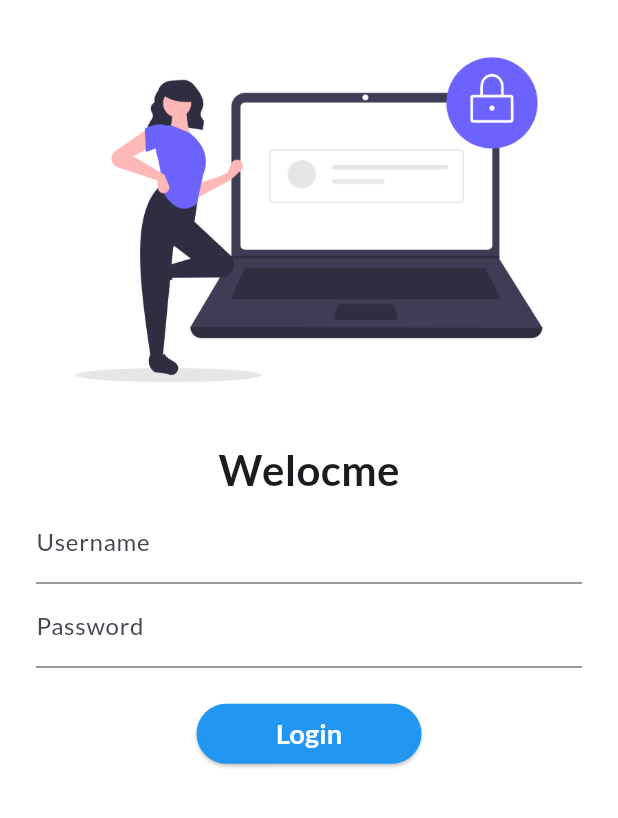
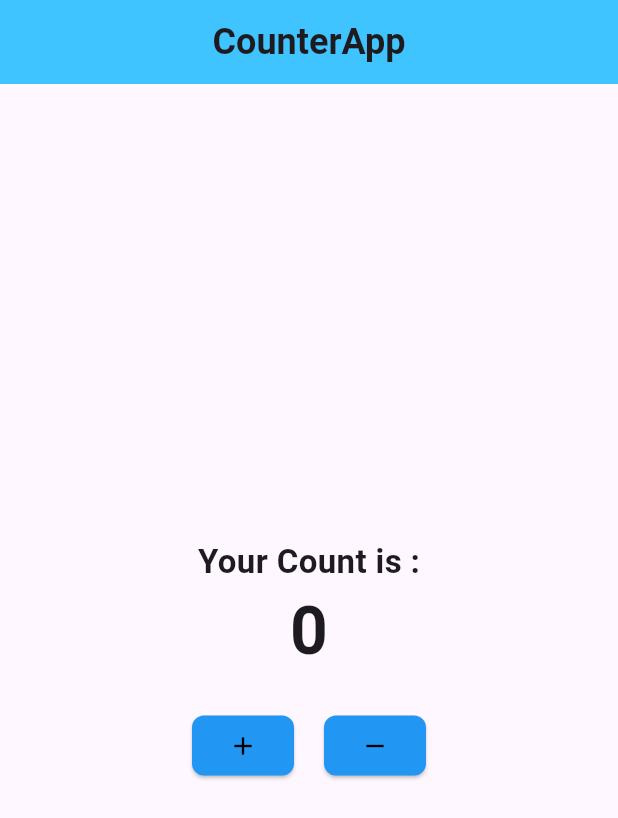
Before and after one commit to itmadityajoshi/Learning-F, a Flutter app: the screen it shows after launch, on a phone screen of 412 x 824 dp. Shown: the top 818 px of the screen. Run offline on Flutter 3.47's test engine with Material 3 defaults, Android fonts, the phone set to English and light mode, and no system bars; our stand-ins replace google_fonts.

Commit message:
create a counter app using statefull widgets

```diff
--- a/lib/main.dart
+++ b/lib/main.dart
@@ -1,7 +1,9 @@
 import 'package:flutter/material.dart';
 import 'package:google_fonts/google_fonts.dart';
 import 'package:my_app/screens/home_screen.dart';
+import 'package:my_app/screens/less_full.dart';
 import 'package:my_app/screens/login_Screen.dart';
+import 'package:my_app/utils/routes.dart';
 
 void main() {
   runApp( DemoApp());
@@ -19,10 +21,11 @@ class DemoApp extends StatelessWidget {
       theme: ThemeData(
         fontFamily: GoogleFonts.lato().fontFamily,
       ) ,
-      initialRoute: '/login',
+      initialRoute: '/state',
       routes: {
-        '/home' : (context)=> HomeScreen(),
-        '/login': (context)=> LoginScreen(),
+        MyRoutes.homeRoute : (context)=> HomeScreen(),
+        MyRoutes.loginRoute : (context)=> LoginScreen(),
+        MyRoutes.stlfull : (context) => MyApp(),
       }
     );
   }
--- /dev/null
+++ b/lib/screens/less_full.dart
@@ -0,0 +1,117 @@
+
+import 'package:flutter/material.dart';
+
+class MyApp extends StatelessWidget {
+  const MyApp({super.key});
+
+  @override
+  Widget build(BuildContext context) {
+    return MaterialApp(
+      debugShowCheckedModeBanner: false,
+      home: Counter(),
+    );
+  }
+}
+
+
+
+class Counter extends StatefulWidget {
+  const Counter({super.key});
+
+
+  @override
+  State<Counter> createState() => _CounterState();
+}
+
+class _CounterState extends State<Counter> {
+
+  int _count = 0;
+
+  void _incrementCount(){
+    setState(() {
+      _count++;
+    });
+  }
+
+  void _decrementCounter(){
+    setState(() {
+      _count--;
+    });
+  }
+
+  @override
+  Widget build(BuildContext context) {
+    return Scaffold(
+      appBar: AppBar(
+        backgroundColor: Colors.lightBlueAccent,
+        title: Center(
+          child: Text(
+            "CounterApp",
+            style: TextStyle(
+              fontWeight: FontWeight.bold,
+              fontSize: 24,
+            ),
+          ),
+        ),
+      ),
+
+      body: Center(
+        child: Column(
+          mainAxisAlignment: MainAxisAlignment.center,
+          children: [
+            Text("Your Count is :",
+            style: TextStyle(
+              fontSize: 22,
+              fontWeight: FontWeight.bold,
+            ),
+          ),
+            Text('${_count}',
+            style: TextStyle(
+              fontSize: 44,
+              fontWeight: FontWeight.bold,
+            ),
+          ),
+
+          SizedBox(
+            height: 20,
+          ),
+
+          Row(
+            mainAxisAlignment: MainAxisAlignment.center,
+            children: [
+              ElevatedButton(
+                onPressed: () {
+                  _incrementCount();
+                },
+                style: ElevatedButton.styleFrom(
+                  backgroundColor: Colors.blue,
+                  shape: RoundedRectangleBorder(
+                    borderRadius: BorderRadius.circular(8)
+                  )
+
+                ),
+                child: Icon(Icons.add, size: 20.0, color: Colors.black,),
+              ),
+
+              SizedBox(
+                width: 20,
+              ),
+              ElevatedButton(
+                onPressed: () {
+                  _decrementCounter();
+                },
+                style: ElevatedButton.styleFrom(
+                  backgroundColor: Colors.blue,
+                  shape: RoundedRectangleBorder(borderRadius: BorderRadius.circular(8)),
+
+                ),
+                child: Icon(Icons.remove, size: 20.0, color: Colors.black,),
+              ),
+            ],
+          )
+          ],
+        ),
+      ),
+    );
+  }
+}
--- a/lib/screens/login_Screen.dart
+++ b/lib/screens/login_Screen.dart
@@ -1,4 +1,5 @@
 import 'package:flutter/material.dart';
+import 'package:my_app/utils/routes.dart';
 
 class LoginScreen extends StatelessWidget {
   const LoginScreen({super.key});
@@ -9,12 +10,11 @@ class LoginScreen extends StatelessWidget {
       color: Colors.white,
       child: Padding(
         padding: const EdgeInsets.symmetric(vertical: 20, horizontal: 24),
+        child: SingleChildScrollView(
           child: Column(
             children: [
               Image.asset("assets/images/login_image.png"),
-            SizedBox(
-              height: 20,
-            ),
+              SizedBox(height: 20),
               Text(
                 "Welocme",
                 style: TextStyle(fontSize: 28, fontWeight: FontWeight.bold),
@@ -31,12 +31,10 @@ class LoginScreen extends StatelessWidget {
                 obscureText: true,
                 decoration: InputDecoration(
                   hintText: "Enter your Password",
-                labelText: "Password"
+                  labelText: "Password",
                 ),
               ),
-              SizedBox(
-                height: 20,
-              ),
+              SizedBox(height: 20),
               ElevatedButton(
                 style: TextButton.styleFrom(
                   minimumSize: Size(150, 40),
@@ -44,14 +42,15 @@ class LoginScreen extends StatelessWidget {
                   foregroundColor: Colors.white,
                 ),
                 onPressed: () {
-                Navigator.pushNamed(context, '/home');
+                  Navigator.pushNamed(context, MyRoutes.homeRoute);
                 },
-              child: Text("Login",
-              style: TextStyle(
-                fontWeight: FontWeight.bold,
-                fontSize: 18,
-              ),),)
+                child: Text(
+                  "Login",
+                  style: TextStyle(fontWeight: FontWeight.bold, fontSize: 18),
+                ),
+              ),
             ],
+          ),
         ),
       ),
     );
--- a/lib/utils/routes.dart
+++ b/lib/utils/routes.dart
@@ -1,4 +1,5 @@
 class MyRoutes {
   static String loginRoute = '/login';
   static String homeRoute = '/home';
+  static String stlfull = '/state';
 }
```
Also changed, not shown: 1 other file. Lines whose indentation alone changed are shown as unchanged.
